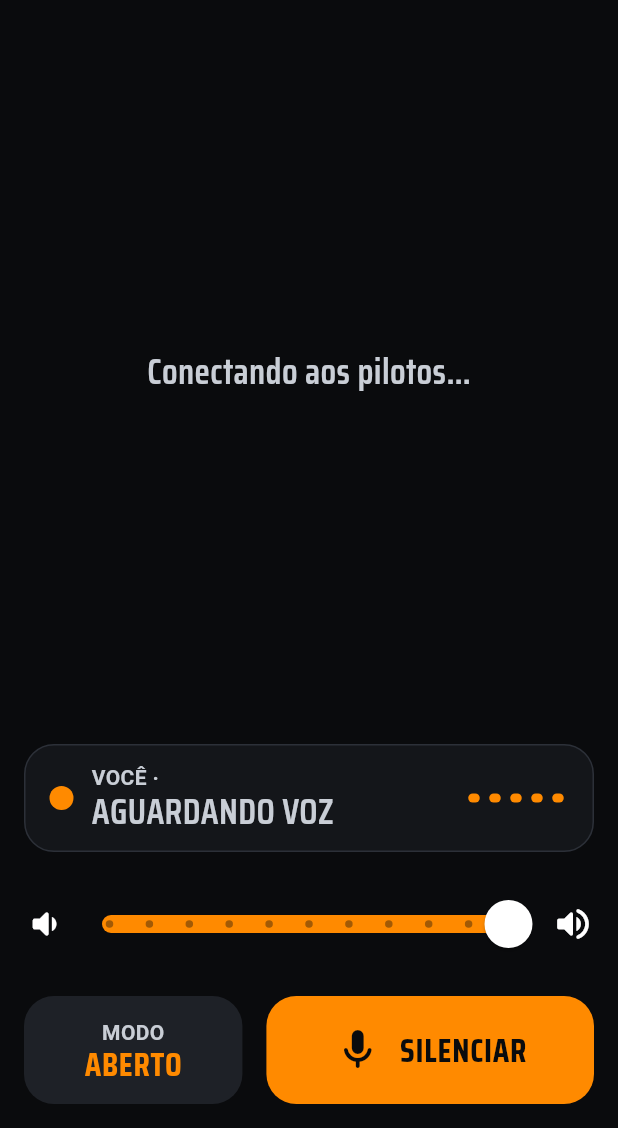
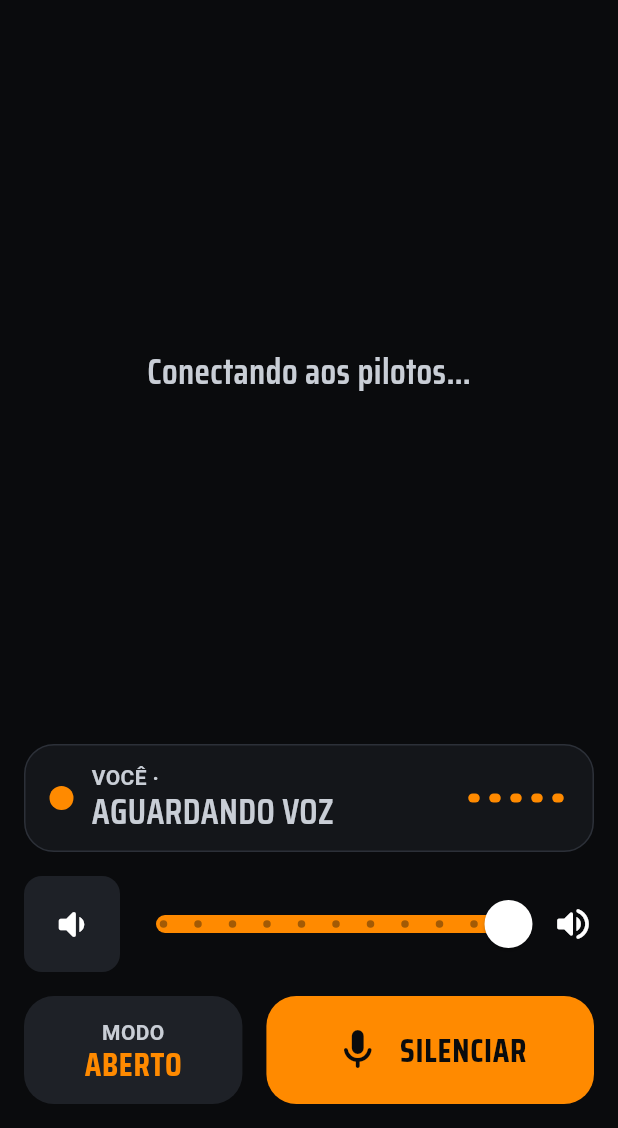
Before and after one commit to leightonisrael/comboio, a Flutter app: the RoomScreen screen opened directly, on a phone screen of 412 x 824 dp, the part 108-1236 px from its top. Run offline on Flutter 3.47's test engine with Material 3 defaults, Android fonts, the phone set to English and light mode, and no system bars; our stand-ins replace flutter_tts, material_ui, permission_handler, shared_preferences, wakelock_plus; missing offline and left inert: flutter_foreground_task, flutter_webrtc; accounts and stored records are empty.

Commit message:
Mudo do fone: para de ouvir os outros sem sair da sala
Botao ao lado do volume silencia o audio recebido; o mudo do microfone
continua separado no botao Silenciar. Mexer no volume reabre o fone.

Co-Authored-By: Claude Fable 5.2 <noreply@anthropic.com>

```diff
--- a/lib/features/room_screen.dart
+++ b/lib/features/room_screen.dart
@@ -526,10 +526,34 @@ class _VolumeRow extends StatelessWidget {
       height: Touch.min,
       child: Row(
         children: [
-          Icon(Icons.volume_down_rounded, size: 28, color: p.text),
+          Semantics(
+            button: true,
+            label: room.deafened
+                ? 'Fone mudo. Toque para voltar a ouvir.'
+                : 'Silenciar o fone',
+            child: Material(
+              color: room.deafened ? p.danger : p.surfaceHigh,
+              borderRadius: BorderRadius.circular(Rd.sm),
+              clipBehavior: Clip.antiAlias,
+              child: InkWell(
+                onTap: room.toggleDeafen,
+                child: SizedBox(
+                  width: Touch.min,
+                  height: Touch.min,
+                  child: Icon(
+                    room.deafened
+                        ? Icons.volume_off_rounded
+                        : Icons.volume_down_rounded,
+                    size: 30,
+                    color: room.deafened ? p.onAccent : p.text,
+                  ),
+                ),
+              ),
+            ),
+          ),
           Expanded(
             child: Slider(
-              value: room.volume,
+              value: room.deafened ? 0 : room.volume,
               min: 0,
               max: 1,
               divisions: 10,
```
Also changed, not shown: lib/core/room_controller.dart (+14 -2 lines), 9 other files.
